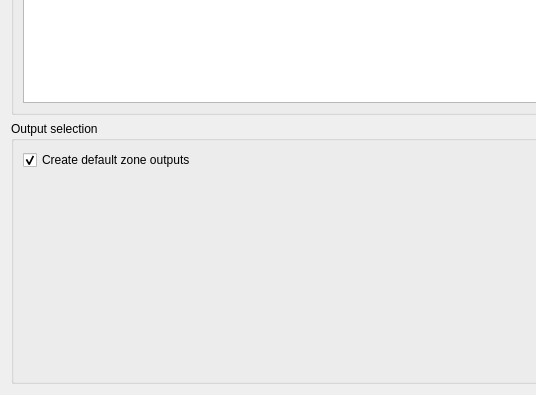
First picture: the form in SIM-VICUS/src/SVSimulationOutputOptions.ui, repository ghorwin/SIM-VICUS, before the edit; both pictures show x 0 to 536 and y 159 to 554 of the 781 by 554 pixel window.
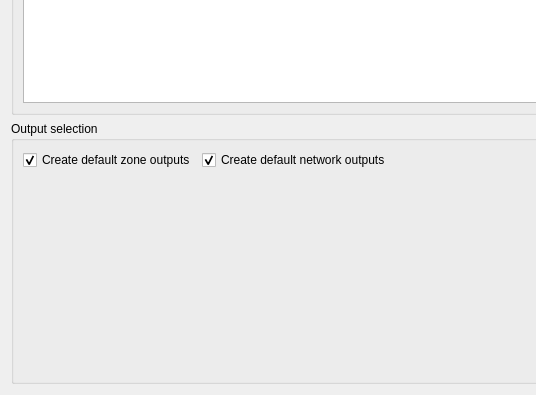
Second picture: the form after the edit.

Commit message: add network outputs, check box in start simulation dialog

```diff
--- a/SIM-VICUS/src/SVSimulationOutputOptions.ui
+++ b/SIM-VICUS/src/SVSimulationOutputOptions.ui
@@ -48,6 +48,16 @@
           </property>
          </widget>
         </item>
+        <item>
+         <widget class="QCheckBox" name="checkBoxDefaultNetworkOutputs">
+          <property name="text">
+           <string>Create default network outputs</string>
+          </property>
+          <property name="checked">
+           <bool>true</bool>
+          </property>
+         </widget>
+        </item>
         <item>
          <spacer name="horizontalSpacer">
           <property name="orientation">
```
The commit also changes 3 other files.
